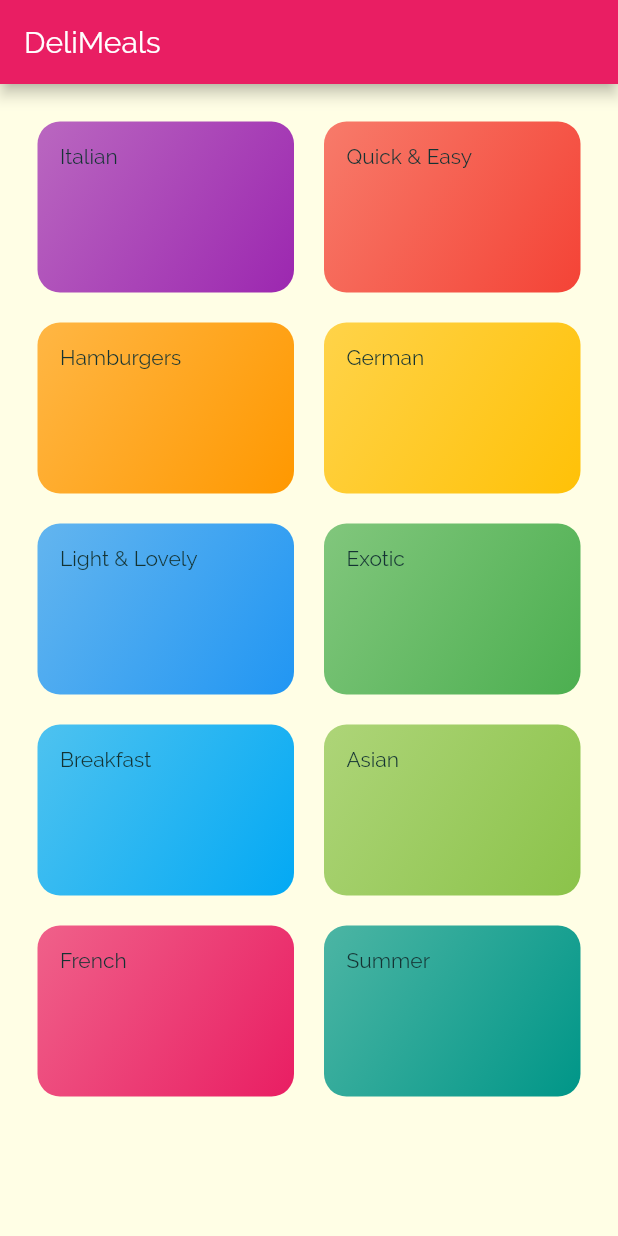
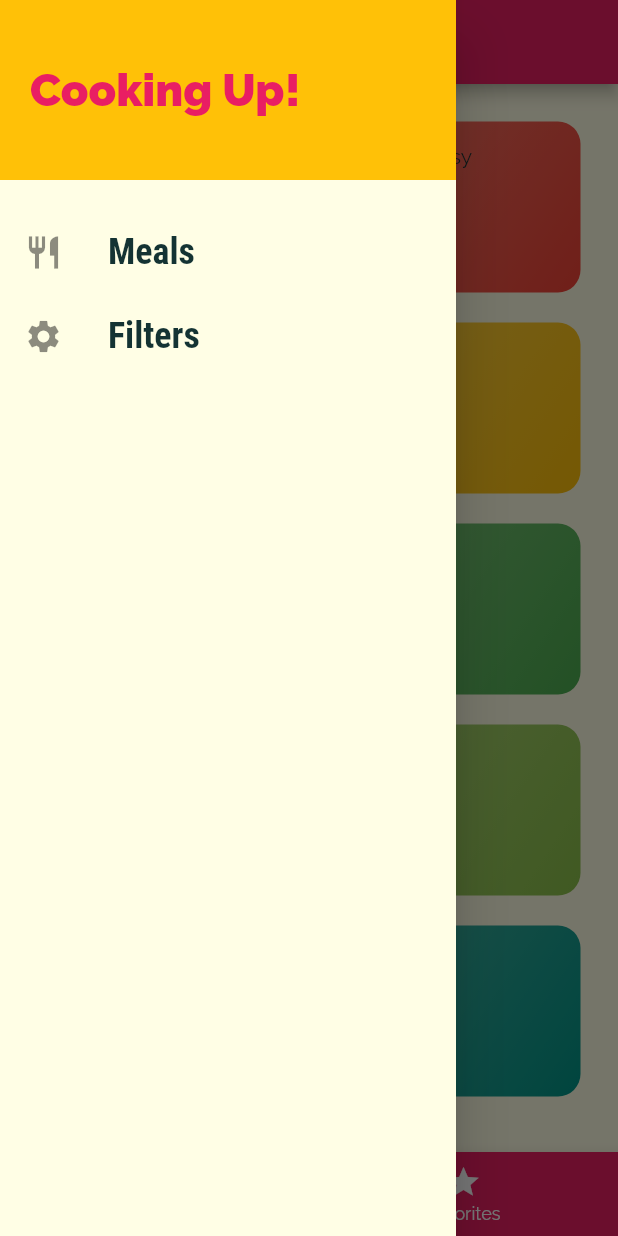
Before and after one commit to ADHDo/academind-alex-meals, a Flutter app: the screen it shows after launch, with the side drawer open (before the commit the screen has no drawer), on a phone screen of 412 x 824 dp. Run offline on Flutter 3.47's test engine with Material 2 defaults, Android fonts, the phone set to English and light mode, and no system bars.

Commit message:
finished module

```diff
--- a/lib/main.dart
+++ b/lib/main.dart
@@ -1,15 +1,73 @@
 import 'package:flutter/material.dart';
 
 import './screens/meal_detail_screen.dart';
-import './screens/categories_screen.dart';
+import './screens/tabs_screen.dart';
 import './screens/category_meals_screen.dart';
+import './screens/filters_screen.dart';
+import './dummy_data.dart';
+import './models/meal.dart';
 
 void main() {
   runApp(MyApp());
 }
 
-class MyApp extends StatelessWidget {
+class MyApp extends StatefulWidget {
   // This widget is the root of your application.
+  @override
+  _MyAppState createState() => _MyAppState();
+}
+
+class _MyAppState extends State<MyApp> {
+  Map<String, bool> _filters = {
+    'gluten': false,
+    'lactose': false,
+    'vegan': false,
+    'vegetarian': false,
+  };
+  List<Meal> _availableMeals = DUMMY_MEALS;
+
+  List<Meal> _favoriteMeals = [];
+
+  void _setFilters(Map<String, bool> filterData) {
+    setState(() {
+      _filters = filterData;
+
+      _availableMeals = DUMMY_MEALS.where((meal) {
+        if (_filters['gluten'] && !meal.isGlutenFree) {
+          return false;
+        }
+        if (_filters['lactose'] && !meal.isLactoseFree) {
+          return false;
+        }
+        if (_filters['vegan'] && !meal.isVegan) {
+          return false;
+        }
+        if (_filters['vegetarian'] && !meal.isVegetarian) {
+          return false;
+        }
+        return true;
+      }).toList();
+    });
+  }
+
+  void _toggleFavorite(String mealId) {
+    final index = _favoriteMeals.indexWhere((meal) => meal.id == mealId);
+
+    if (index >= 0) {
+      setState(() {
+        _favoriteMeals.removeAt(index);
+      });
+    } else {
+      setState(() {
+        _favoriteMeals.add(DUMMY_MEALS.firstWhere((meal) => meal.id == mealId));
+      });
+    }
+  }
+
+  bool _isMealFavorite(String id) {
+    return _favoriteMeals.any((meal) => meal.id == id);
+  }
+
   @override
   Widget build(BuildContext context) {
     return MaterialApp(
@@ -34,15 +92,24 @@ class MyApp extends StatelessWidget {
       ),
       routes: {
         // '/' specifies a home page. alternatively add it as home: argument in MaterialApp()
-        '/': (ctx) => CategoriesScreen(),
-        CategoryMealsScreen.routeName: (ctx) => CategoryMealsScreen(),
-        MealDetailScreen.routeName: (ctx) => MealDetailScreen(),
+        '/': (ctx) => TabsScreen(favoriteMeals: _favoriteMeals),
+        CategoryMealsScreen.routeName: (ctx) => CategoryMealsScreen(
+              availableMeals: _availableMeals,
+            ),
+        MealDetailScreen.routeName: (ctx) => MealDetailScreen(
+              toggleFavorite: _toggleFavorite,
+              isFavorite: _isMealFavorite,
+            ),
+        FiltersScreen.routeName: (ctx) => FiltersScreen(
+              saveFilters: _setFilters,
+              filters: _filters,
+            ),
       },
       // used for routes not included above
       onGenerateRoute: (settings) {
         print(settings.arguments);
         return MaterialPageRoute(
-          builder: (ctx) => CategoriesScreen(),
+          builder: (ctx) => TabsScreen(favoriteMeals: _favoriteMeals),
         );
       },
     );
@@ -68,19 +135,6 @@ class MyHomePage extends StatefulWidget {
 }
 
 class _MyHomePageState extends State<MyHomePage> {
-  int _counter = 0;
-
-  void _incrementCounter() {
-    setState(() {
-      // This call to setState tells the Flutter framework that something has
-      // changed in this State, which causes it to rerun the build method below
-      // so that the display can reflect the updated values. If we changed
-      // _counter without calling setState(), then the build method would not be
-      // called again, and so nothing would appear to happen.
-      _counter++;
-    });
-  }
-
   @override
   Widget build(BuildContext context) {
     // This method is rerun every time setState is called, for instance as done
--- a/lib/screens/categories_screen.dart
+++ b/lib/screens/categories_screen.dart
@@ -6,11 +6,7 @@ import '../widgets/category_item.dart';
 class CategoriesScreen extends StatelessWidget {
   @override
   Widget build(BuildContext context) {
-    return Scaffold(
-      appBar: AppBar(
-        title: const Text('DeliMeals'),
-      ),
-      body: GridView(
+    return GridView(
       padding: const EdgeInsets.all(25),
       children: DUMMY_CATEGORIES
           .map((data) => CategoryItem(data.id, data.title, data.color))
@@ -20,7 +16,6 @@ class CategoriesScreen extends StatelessWidget {
           childAspectRatio: 1.5,
           crossAxisSpacing: 20,
           mainAxisSpacing: 20),
-      ),
     );
   }
 }
--- /dev/null
+++ b/lib/screens/tabs_screen.dart
@@ -0,0 +1,62 @@
+import 'package:flutter/material.dart';
+
+import '../screens/favorites_screen.dart';
+import './categories_screen.dart';
+import '../widgets/main_drawer.dart';
+import '../models/meal.dart';
+
+class TabsScreen extends StatefulWidget {
+  final List<Meal> favoriteMeals;
+
+  TabsScreen({@required this.favoriteMeals});
+
+  @override
+  _TabsScreenState createState() => _TabsScreenState();
+}
+
+class _TabsScreenState extends State<TabsScreen> {
+  List<Map<String, Object>> _pages;
+  int _selectedPageIndex = 0;
+
+  void _selectPage(int index) {
+    setState(() {
+      _selectedPageIndex = index;
+    });
+  }
+
+  @override
+  void initState() {
+    _pages = [
+      {'page': CategoriesScreen(), 'title': 'Categories'},
+      {
+        'page': FavoritesScreen(favoriteMeals: widget.favoriteMeals),
+        'title': 'Favorites'
+      }
+    ];
+    super.initState();
+  }
+
+  @override
+  Widget build(BuildContext context) {
+    return Scaffold(
+      appBar: AppBar(
+        title: Text('Meals'),
+      ),
+      drawer: MainDrawer(),
+      body: _pages[_selectedPageIndex]['page'],
+      bottomNavigationBar: BottomNavigationBar(
+        onTap: _selectPage,
+        backgroundColor: Theme.of(context).primaryColor,
+        unselectedItemColor: Colors.white,
+        selectedItemColor: Theme.of(context).accentColor,
+        currentIndex: _selectedPageIndex,
+        items: [
+          BottomNavigationBarItem(
+              icon: Icon(Icons.category), label: _pages[0]['title']),
+          BottomNavigationBarItem(
+              icon: Icon(Icons.star), label: _pages[1]['title']),
+        ],
+      ),
+    );
+  }
+}
--- /dev/null
+++ b/lib/widgets/main_drawer.dart
@@ -0,0 +1,55 @@
+import 'package:flutter/material.dart';
+
+import '../screens/filters_screen.dart';
+
+class MainDrawer extends StatelessWidget {
+  Widget buildListTile(String title, IconData icon, Function tapHandler) {
+    return ListTile(
+        leading: Icon(
+          icon,
+          size: 26,
+        ),
+        title: Text(
+          title,
+          style: TextStyle(
+              fontFamily: 'RobotoCondensed',
+              fontSize: 24,
+              fontWeight: FontWeight.bold),
+        ),
+        onTap: tapHandler);
+  }
+
+  @override
+  Widget build(BuildContext context) {
+    return Drawer(
+      child: Column(
+        children: <Widget>[
+          Container(
+            height: 120,
+            width: double.infinity,
+            padding: EdgeInsets.all(20),
+            alignment: Alignment.centerLeft,
+            color: Theme.of(context).accentColor,
+            child: Text(
+              'Cooking Up!',
+              style: TextStyle(
+                fontWeight: FontWeight.w900,
+                fontSize: 30,
+                color: Theme.of(context).primaryColor,
+              ),
+            ),
+          ),
+          SizedBox(
+            height: 20,
+          ),
+          buildListTile('Meals', Icons.restaurant, () {
+            Navigator.of(context).pushReplacementNamed('/');
+          }),
+          buildListTile('Filters', Icons.settings, () {
+            Navigator.of(context).pushReplacementNamed(FiltersScreen.routeName);
+          }),
+        ],
+      ),
+    );
+  }
+}
```
Also changed, not shown: lib/screens/category_meals_screen.dart (+35 -13 lines), lib/screens/favorites_screen.dart (added, +33 -0 lines), lib/screens/filters_screen.dart (added, +110 -0 lines), lib/screens/meal_detail_screen.dart (+84 -3 lines), lib/widgets/meal_item.dart (+8 -7 lines). Lines whose indentation alone changed are shown as unchanged.
